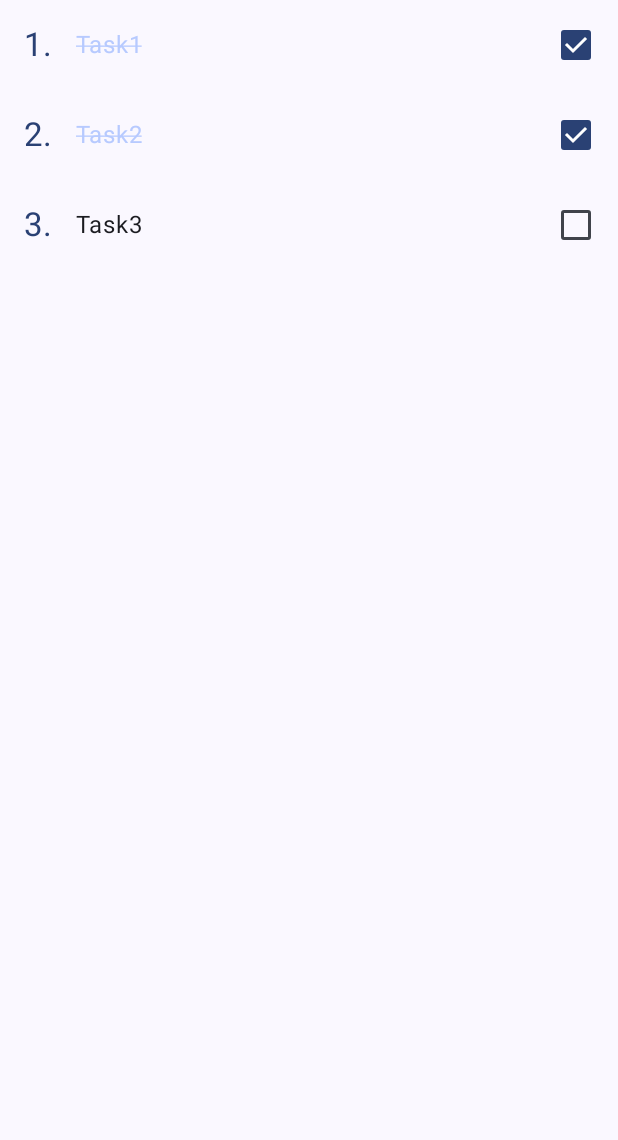
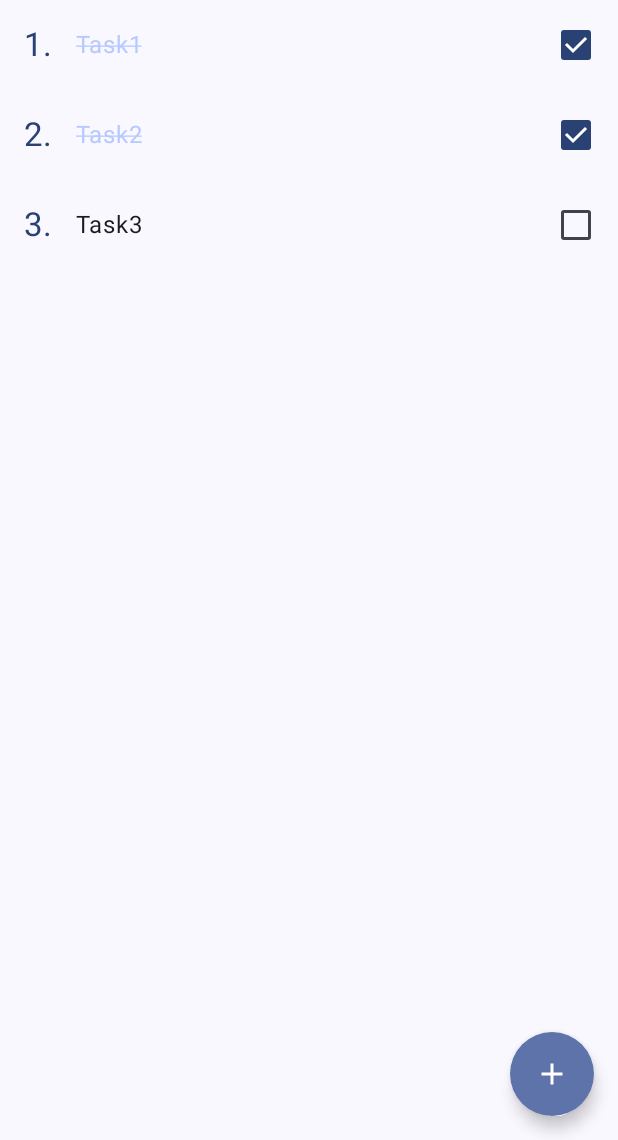
Before and after one commit to 01gaM/todo-list, an Android app built with Jetpack Compose: the screen it shows after launch (MainActivity), after a tap on "2.", on a phone screen of 412 x 824 dp, the part 96-1236 px from its top. Run offline under Robolectric (Android 15) with nearby library versions, the phone set to English and light mode, and no system bars; libraries missing offline, so code that uses them is left out: sh.calvin.reorderable; 1 statement that could not run was skipped; 3 other taps on this screen came first.

Commit message:
add new task functionality

```diff
--- a/app/src/main/java/com/example/todo_list/MainActivity.kt
+++ b/app/src/main/java/com/example/todo_list/MainActivity.kt
@@ -9,6 +9,7 @@ import androidx.compose.runtime.remember
 import com.example.todo_list.ui.main_screen.compose.MainScreenContent
 import com.example.todo_list.ui.main_screen.model.TodoTask
 import com.example.todo_list.ui.theme.ToDoListTheme
+import kotlin.random.Random
 
 class MainActivity : ComponentActivity() {
   override fun onCreate(savedInstanceState: Bundle?) {
@@ -38,13 +39,23 @@ class MainActivity : ComponentActivity() {
         taskList.add(toIndex, item)
       }
 
+      val onItemAdd: (String) -> Unit = { newItemName ->
+        taskList.add(
+          TodoTask(
+            id = Random(100).nextInt(), // TODO: add unique id generation
+            name = newItemName
+          )
+        )
+      }
+
       ToDoListTheme {
         MainScreenContent(
           taskList = taskList,
           onItemClick = onItemClick,
           onItemDelete = onItemDelete,
           onDeleteAllClick = { taskList.clear() },
-          onItemMoved = onItemMoved
+          onItemMoved = onItemMoved,
+          onItemAdd = onItemAdd
         )
       }
     }
--- a/app/src/main/java/com/example/todo_list/ui/main_screen/compose/MainScreenContent.kt
+++ b/app/src/main/java/com/example/todo_list/ui/main_screen/compose/MainScreenContent.kt
@@ -2,6 +2,7 @@ package com.example.todo_list.ui.main_screen.compose
 
 import android.content.res.Configuration
 import androidx.compose.animation.AnimatedVisibility
+import androidx.compose.animation.Crossfade
 import androidx.compose.animation.expandIn
 import androidx.compose.animation.fadeIn
 import androidx.compose.animation.fadeOut
@@ -16,10 +17,13 @@ import androidx.compose.foundation.layout.padding
 import androidx.compose.foundation.lazy.LazyColumn
 import androidx.compose.foundation.lazy.itemsIndexed
 import androidx.compose.foundation.lazy.rememberLazyListState
+import androidx.compose.foundation.shape.CircleShape
 import androidx.compose.material.icons.Icons
+import androidx.compose.material.icons.filled.Add
 import androidx.compose.material.icons.filled.MoreVert
 import androidx.compose.material3.Button
 import androidx.compose.material3.ExperimentalMaterial3Api
+import androidx.compose.material3.FloatingActionButton
 import androidx.compose.material3.Icon
 import androidx.compose.material3.IconButton
 import androidx.compose.material3.MaterialTheme
@@ -56,7 +60,8 @@ fun MainScreenContent(
   onItemClick: (Int) -> Unit = {},
   onItemDelete: (TodoTask) -> Unit = {},
   onDeleteAllClick: () -> Unit = {},
-  onItemMoved: (Int, Int) -> Unit = { _, _ -> }
+  onItemMoved: (Int, Int) -> Unit = { _, _ -> },
+  onItemAdd: (String) -> Unit = {}
 ) {
   val isTaskListEmpty by remember(taskList) { derivedStateOf { taskList.isEmpty() } }
   var displayMenu by remember { mutableStateOf(false) }
@@ -65,6 +70,7 @@ fun MainScreenContent(
     onItemMoved(from.index, to.index)
   }
   var isReorderingMode by remember { mutableStateOf(false) }
+  var showBottomSheet by remember { mutableStateOf(false) }
 
   Scaffold(
     modifier = modifier
@@ -129,16 +135,34 @@ fun MainScreenContent(
             .padding(horizontal = 16.dp)
             .padding(bottom = 16.dp),
           onClick = { isReorderingMode = false }) {
-          Text(text = stringResource(R.string.main_screen_button_save).uppercase())
+          Text(text = stringResource(R.string.save).uppercase())
         }
+      }
+    },
+    floatingActionButton = {
+      AnimatedVisibility(
+        visible = !isReorderingMode,
+        enter = fadeIn(),
+        exit = fadeOut()
+      ) {
+        FloatingActionButton(
+          shape = CircleShape,
+          content = {
+            Icon(
+              imageVector = Icons.Default.Add,
+              contentDescription = "Add task icon"
+            )
+          },
+          onClick = { showBottomSheet = true }
+        )
       }
     }
   ) { innerPadding ->
-    AnimatedVisibility(
-      visible = isTaskListEmpty,
-      enter = fadeIn(),
-      exit = fadeOut()
-    ) {
+    Crossfade(
+      targetState = isTaskListEmpty,
+      label = "List content/empty list message transition"
+    ) { isListEmpty ->
+      if (isListEmpty) {
         Column(
           modifier = Modifier
             .padding(paddingValues = innerPadding)
@@ -159,9 +183,7 @@ fun MainScreenContent(
             color = MaterialTheme.colorScheme.secondary
           )
         }
-    }
-
-    if (!isTaskListEmpty) {
+      } else {
         LazyColumn(
           modifier = Modifier.fillMaxSize(),
           state = lazyListState,
@@ -206,6 +228,16 @@ fun MainScreenContent(
         }
       }
     }
+
+    NewTaskBottomSheet(
+      visible = showBottomSheet,
+      onDismiss = { showBottomSheet = false },
+      onSaveItem = { newItemName ->
+        onItemAdd(newItemName)
+        showBottomSheet = false
+      }
+    )
+  }
 }
 
 // region preview
--- a/app/src/main/res/values/strings.xml
+++ b/app/src/main/res/values/strings.xml
@@ -1,10 +1,16 @@
 <resources>
     <string name="app_name">To-Do List</string>
+
+    <!--    Common-->
+    <string name="save">Save</string>
 
     <!--    MainScreen-->
     <string name="main_screen_empty_list_title">List is empty!</string>
     <string name="main_screen_empty_list_description">Tap on \"+\" to add a new item.</string>
     <string name="main_screen_menu_delete_all">Delete all</string>
     <string name="main_screen_menu_reorder">Reorder tasks</string>
-    <string name="main_screen_button_save">Save</string>
+
+<!--    NewTaskBottomSheet-->
+    <string name="new_task_bottom_sheet_title">New task</string>
+    <string name="new_task_bottom_sheet_task_name">Task name</string>
 </resources>
```
Also changed, not shown: app/src/main/java/com/example/todo_list/ui/main_screen/compose/NewTaskBottomSheet.kt (added, +98 -0 lines). Lines whose indentation alone changed are shown as unchanged.
